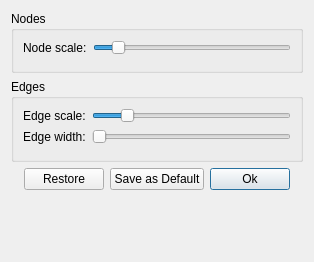
evoplex/evoplex, file src/gui/forms/graphsettings.ui: the form before one commit.
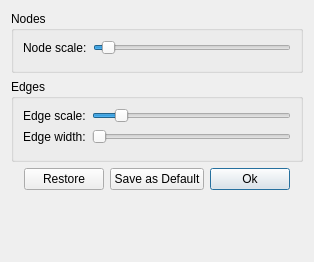
The form after the commit. Custom widgets are drawn as their Qt base class.

Commit message: graphsettings - increase nodeScale and edgeScale ranges

The edit to the form file:
```diff
--- a/src/gui/forms/graphsettings.ui
+++ b/src/gui/forms/graphsettings.ui
@@ -32,10 +32,10 @@
         <item>
          <widget class="QSlider" name="nodeScale">
           <property name="minimum">
-           <number>5</number>
+           <number>1</number>
           </property>
           <property name="maximum">
-           <number>55</number>
+           <number>200</number>
           </property>
           <property name="value">
            <number>10</number>
@@ -64,10 +64,10 @@
         <item row="0" column="1">
          <widget class="QSlider" name="edgeScale">
           <property name="minimum">
-           <number>10</number>
+           <number>1</number>
           </property>
           <property name="maximum">
-           <number>110</number>
+           <number>200</number>
           </property>
           <property name="value">
            <number>25</number>
```
